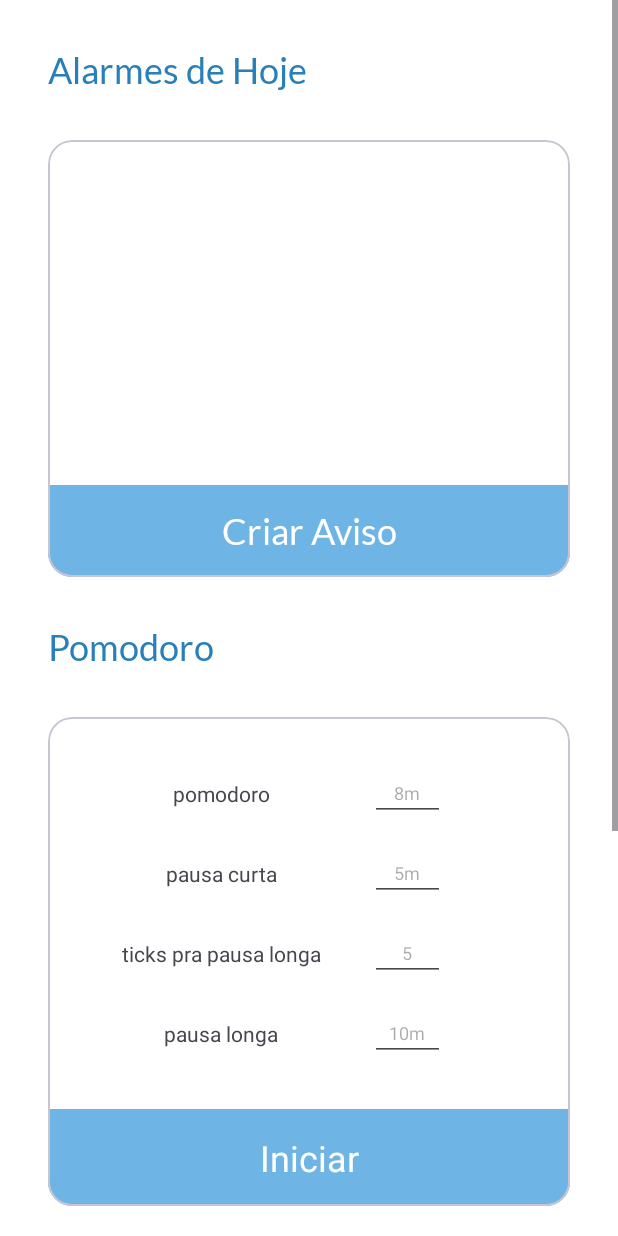
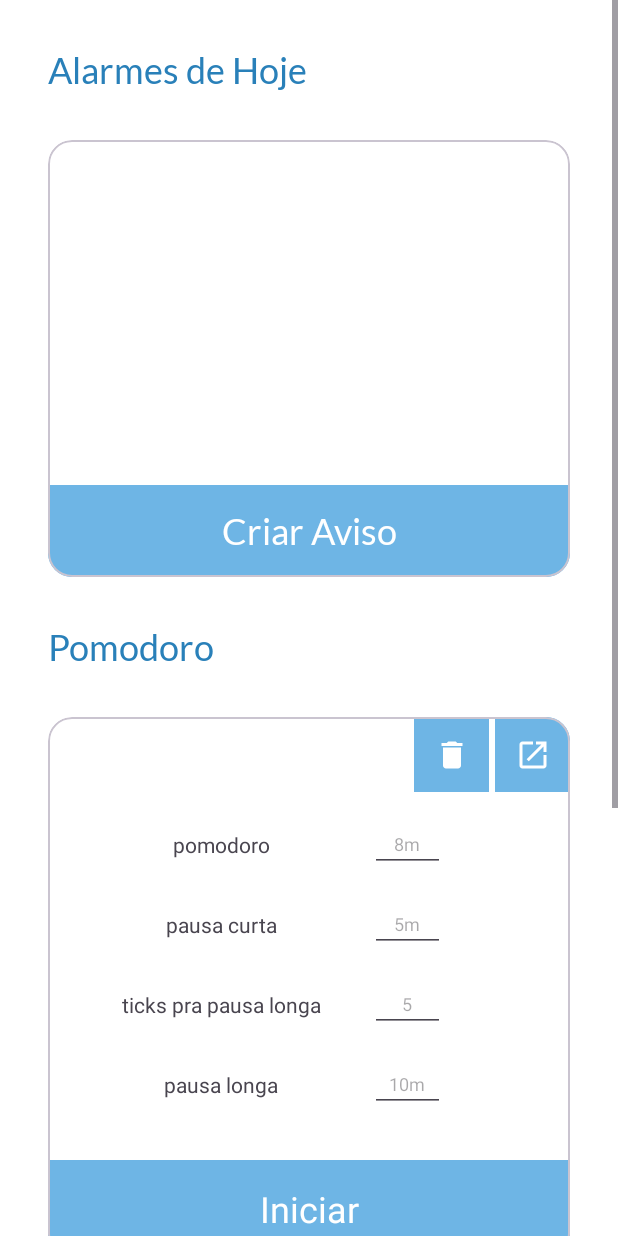
Before and after one commit to Miguel-Dias-112/Penknife, an Android app: the layout fragment_second.xml on its own in the app's theme, with its tools: preview values and no code run, on a phone screen of 412 x 824 dp. Run offline under Robolectric (Android 15) with nearby library versions, the phone set to English and light mode, and no system bars.

Commit message:
Atualização 2
adicionados:
-CronometroService
-Overlay action
-Pomodoro delete action
bugs resolvidos:
 -ChatManager: blank message enviada, limpeza de codigo
 -pomodoro : limpeza de codigo, textos sincronizados, start mais suave

```diff
--- a/app/src/main/AndroidManifest.xml
+++ b/app/src/main/AndroidManifest.xml
@@ -32,6 +32,11 @@
             android:exported="false" android:name=".logica.Blocker.BlockerService" >
 
         </service>
+        <service
+            android:enabled="true"
+            android:exported="false" android:name=".logica.Blocker.CronometroService" >
+
+        </service>
         <receiver android:name="com.example.farmcontrol.logica.Alarmes.AlarmeService"
             android:enabled="true"
             android:exported="true">
--- a/app/src/main/java/com/example/farmcontrol/Fragments/TodayFragment/SecondFragment.kt
+++ b/app/src/main/java/com/example/farmcontrol/Fragments/TodayFragment/SecondFragment.kt
@@ -8,6 +8,7 @@ import android.util.Log
 import android.view.LayoutInflater
 import android.view.View
 import android.view.ViewGroup
+import android.widget.ImageButton
 import android.widget.Switch
 import androidx.constraintlayout.widget.ConstraintLayout
 import androidx.fragment.app.Fragment
@@ -16,6 +17,7 @@ import com.example.farmcontrol.R
 import com.example.farmcontrol.dialogs.ScreenManager
 import com.example.farmcontrol.logica.Blocker.BlockerService
 import com.example.farmcontrol.Fragments.TodayFragment.Pomodoro.PomodoroButton
+import com.example.farmcontrol.logica.Blocker.CronometroService
 
 /**
  * A simple [Fragment] subclass.
@@ -42,6 +44,7 @@ class SecondFragment : Fragment() {
         }
 
     }
+    @SuppressLint("MissingInflatedId")
     override fun onCreateView(
         inflater: LayoutInflater, container: ViewGroup?,
         savedInstanceState: Bundle?
--- /dev/null
+++ b/app/src/main/res/drawable/delete_icon.xml
@@ -0,0 +1,5 @@
+<vector android:height="24dp" android:tint="#000000"
+    android:viewportHeight="24" android:viewportWidth="24"
+    android:width="24dp" xmlns:android="http://schemas.android.com/apk/res/android">
+    <path android:fillColor="@android:color/white" android:pathData="M6,19c0,1.1 0.9,2 2,2h8c1.1,0 2,-0.9 2,-2V7H6v12zM19,4h-3.5l-1,-1h-5l-1,1H5v2h14V4z"/>
+</vector>
--- /dev/null
+++ b/app/src/main/res/drawable/out_icon.xml
@@ -0,0 +1,5 @@
+<vector android:autoMirrored="true" android:height="24dp"
+    android:tint="#000000" android:viewportHeight="24"
+    android:viewportWidth="24" android:width="24dp" xmlns:android="http://schemas.android.com/apk/res/android">
+    <path android:fillColor="@android:color/white" android:pathData="M19,19H5V5h7V3H5c-1.11,0 -2,0.9 -2,2v14c0,1.1 0.89,2 2,2h14c1.1,0 2,-0.9 2,-2v-7h-2v7zM14,3v2h3.59l-9.83,9.83 1.41,1.41L19,6.41V10h2V3h-7z"/>
+</vector>
--- a/app/src/main/res/layout/fragment_second.xml
+++ b/app/src/main/res/layout/fragment_second.xml
@@ -4,6 +4,7 @@
     xmlns:tools="http://schemas.android.com/tools"
     android:layout_width="match_parent"
     android:layout_height="match_parent"
+    android:background="@color/fundo"
     tools:context=".Fragments.FirstFragment">
 
     <ScrollView
@@ -142,7 +143,7 @@
                             android:id="@+id/tempo_pomo"
                             android:layout_width="50dp"
                             android:layout_height="wrap_content"
-                            android:layout_marginTop="32dp"
+                            android:layout_marginTop="16dp"
                             android:layout_marginEnd="16dp"
                             android:ems="10"
                             android:hint="8m"
@@ -151,7 +152,7 @@
                             android:textSize="12sp"
                             app:layout_constraintEnd_toEndOf="parent"
                             app:layout_constraintStart_toEndOf="@+id/textView15"
-                            app:layout_constraintTop_toTopOf="parent" />
+                            app:layout_constraintTop_toBottomOf="@+id/allowoutscreen" />
 
                         <EditText
                             android:id="@+id/tempo_pc"
@@ -230,11 +231,32 @@
                             app:layout_constraintStart_toStartOf="@+id/ticks"
                             app:layout_constraintTop_toBottomOf="@+id/ticks" />
 
+                        <ImageButton
+                            android:id="@+id/allowoutscreen"
+                            android:layout_width="50dp"
+                            android:layout_height="50dp"
+                            android:background="@color/fundo"
+                            android:src="@drawable/out_icon"
+                            android:tint="@color/white"
+                            app:layout_constraintEnd_toEndOf="parent"
+                            app:layout_constraintTop_toTopOf="parent" />
+
+                        <ImageButton
+                            android:id="@+id/deletebtn"
+                            android:layout_width="50dp"
+                            android:layout_height="50dp"
+                            android:layout_marginEnd="4dp"
+                            android:background="@color/fundo"
+                            android:src="@drawable/delete_icon"
+                            android:tint="@color/conteudo"
+                            app:layout_constraintEnd_toStartOf="@+id/allowoutscreen"
+                            app:layout_constraintTop_toTopOf="parent" />
+
                     </androidx.constraintlayout.widget.ConstraintLayout>
 
                     <androidx.constraintlayout.widget.ConstraintLayout
                         android:id="@+id/startpomo"
-                        android:layout_width="match_parent"
+                        android:layout_width="0dp"
                         android:layout_height="wrap_content"
                         android:background="@color/fundo"
                         app:layout_constraintBottom_toBottomOf="parent"
@@ -255,7 +277,9 @@
                             app:layout_constraintEnd_toEndOf="parent"
                             app:layout_constraintStart_toStartOf="parent"
                             app:layout_constraintTop_toTopOf="parent" />
+
                     </androidx.constraintlayout.widget.ConstraintLayout>
+
                 </androidx.constraintlayout.widget.ConstraintLayout>
             </com.google.android.material.card.MaterialCardView>
 
```
Also changed, not shown: app/src/main/java/com/example/farmcontrol/Fragments/ChatFragment/ChatManager.kt (+5 -3 lines), app/src/main/java/com/example/farmcontrol/Fragments/TodayFragment/Pomodoro/CronometroService.kt (added, +143 -0 lines), app/src/main/java/com/example/farmcontrol/Fragments/TodayFragment/Pomodoro/PomodoroButton.kt (+22 -7 lines), app/src/main/java/com/example/farmcontrol/Fragments/TodayFragment/Pomodoro/PomodoroManager.kt (renamed from app/src/main/java/com/example/farmcontrol/Fragments/TodayFragment/Pomodoro/PomodoroService.kt, +23 -17 lines).
